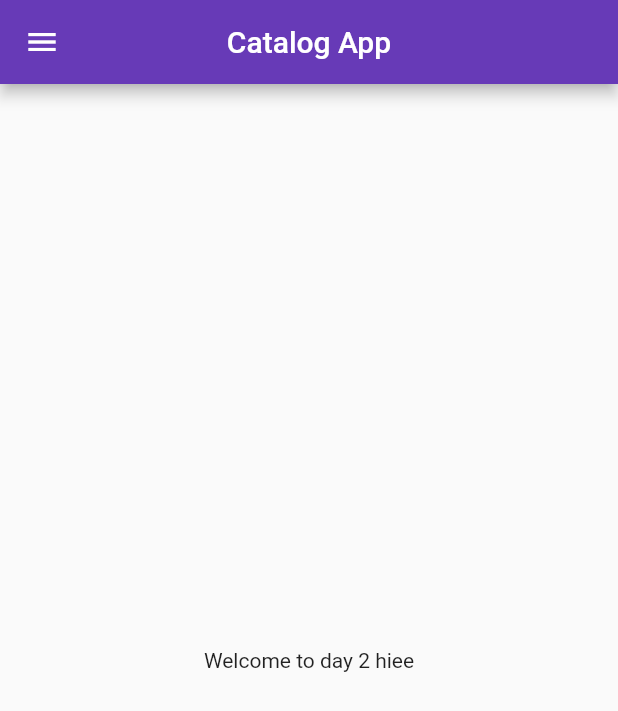
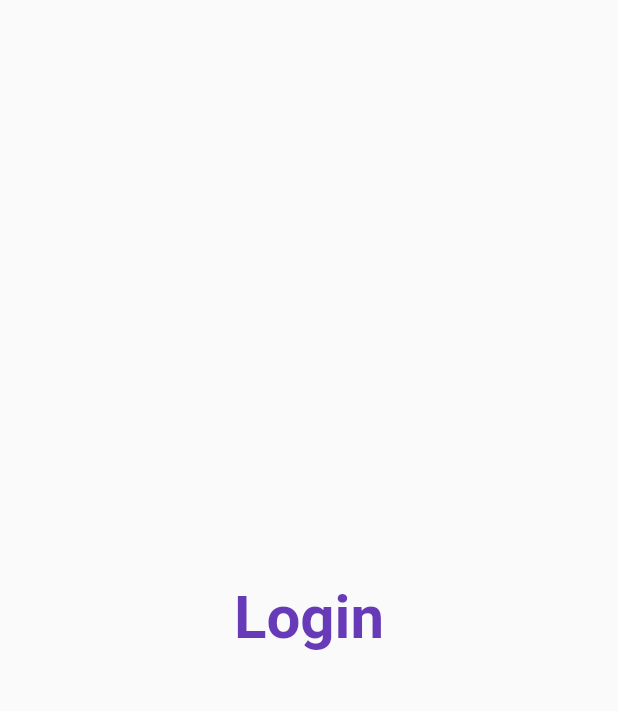
Before and after one commit to AdityaxBhatt/CatalogeFlutter, a Flutter app: the screen it shows after launch, on a phone screen of 412 x 824 dp. Shown: the top 711 px of the screen. Run offline on Flutter 3.47's test engine with Material 2 defaults, Android fonts, the phone set to English and light mode, and no system bars.

Commit message:
Day 3 completed

```diff
--- a/lib/main.dart
+++ b/lib/main.dart
@@ -1,5 +1,6 @@
 import 'package:cataloge/pages/homepage.dart';
 import 'package:flutter/material.dart';
+import 'package:cataloge/pages/loginpage.dart';
 
 void main() {
   runApp(MyApp());
@@ -10,10 +11,13 @@ class MyApp extends StatelessWidget {
   @override
   Widget build(BuildContext context) {
     return MaterialApp(
-      home: HomePage(),
       themeMode: ThemeMode.system,
       theme: ThemeData(primarySwatch: Colors.deepPurple),
       darkTheme: ThemeData(brightness: Brightness.dark),
+      routes: {
+        "/": (context) => loginpage(),
+        "/login": (context) => loginpage(),
+      },
     );
   }
 }
--- a/lib/pages/homepage.dart
+++ b/lib/pages/homepage.dart
@@ -1,7 +1,7 @@
 import 'package:flutter/material.dart';
 
 class HomePage extends StatelessWidget {
-  int day = 2;
+  int day = 3;
 
   @override
   Widget build(BuildContext context) {
--- /dev/null
+++ b/lib/pages/loginpage.dart
@@ -0,0 +1,19 @@
+import 'package:flutter/material.dart';
+
+class loginpage extends StatelessWidget {
+  @override
+  Widget build(BuildContext context) {
+    return const Material(
+      child: Center(
+        child: Text(
+          "Login",
+          style: TextStyle(
+            fontSize: 40,
+            color: Colors.deepPurple,
+            fontWeight: FontWeight.bold,
+          ),
+        ),
+      ),
+    );
+  }
+}
```
